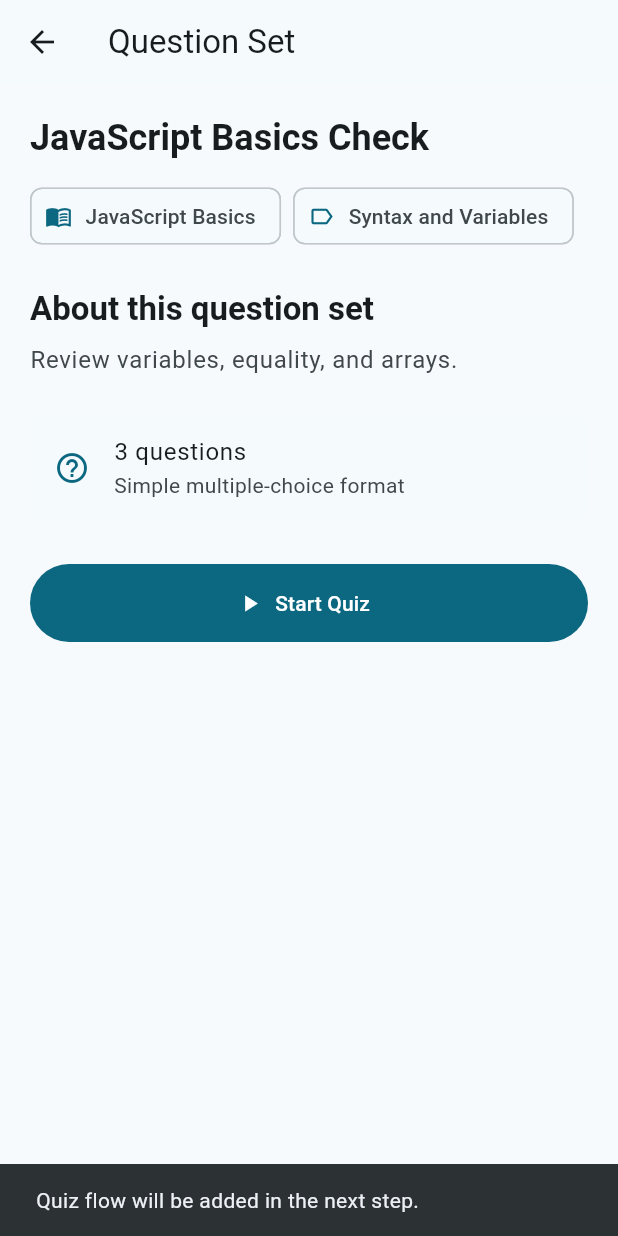
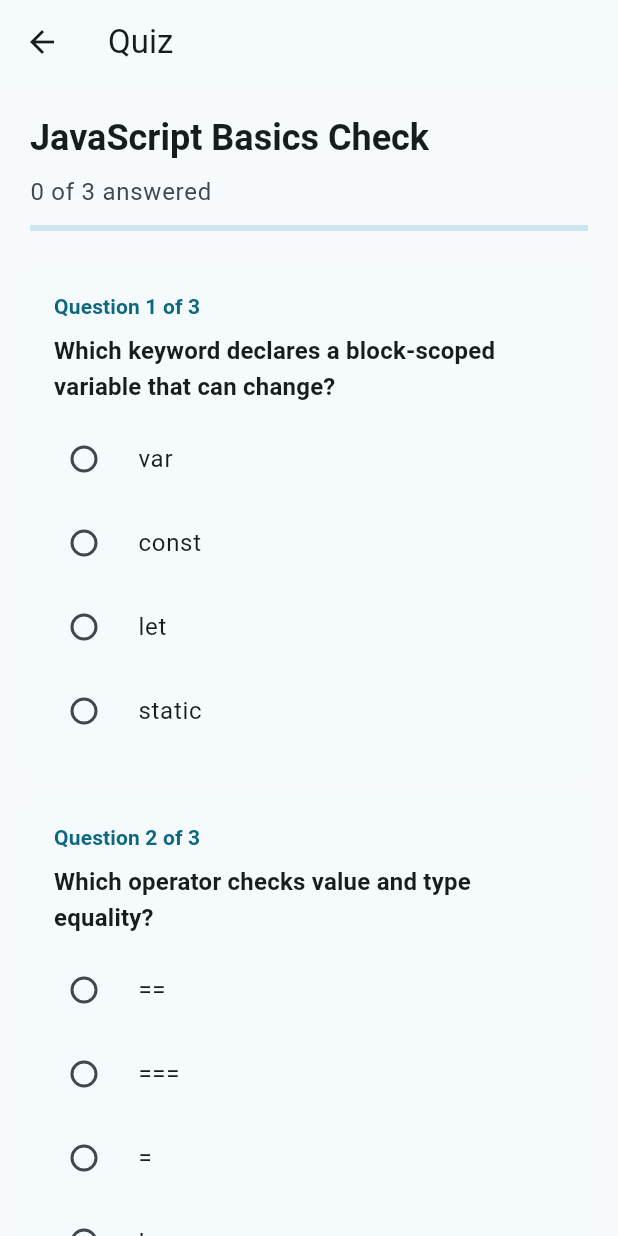
Before and after one commit to toanmuonlamgame/StudyHub, a Flutter app: the QuestionSetDetailScreen screen opened directly with sample values from the repository, after a tap on "Start Quiz", on a phone screen of 412 x 824 dp. Run offline on Flutter 3.47's test engine with Material 3 defaults, Android fonts, the phone set to English and light mode, and no system bars.

Commit message:
feat: add quiz and result flow

```diff
--- a/frontend/lib/features/learning/screens/question_set_detail_screen.dart
+++ b/frontend/lib/features/learning/screens/question_set_detail_screen.dart
@@ -3,6 +3,7 @@ import 'package:flutter/material.dart';
 import '../models/question_set.dart';
 import '../models/subject.dart';
 import '../models/topic.dart';
+import 'quiz_screen.dart';
 
 class QuestionSetDetailScreen extends StatelessWidget {
   const QuestionSetDetailScreen({
@@ -77,7 +78,7 @@ class QuestionSetDetailScreen extends StatelessWidget {
             ),
             const SizedBox(height: 28),
             FilledButton.icon(
-              onPressed: () => _showQuizPlaceholder(context),
+              onPressed: () => _startQuiz(context),
               icon: const Icon(Icons.play_arrow),
               label: const Text('Start Quiz'),
               style: FilledButton.styleFrom(
@@ -90,12 +91,10 @@ class QuestionSetDetailScreen extends StatelessWidget {
     );
   }
 
-  void _showQuizPlaceholder(BuildContext context) {
-    final messenger = ScaffoldMessenger.of(context);
-    messenger.hideCurrentSnackBar();
-    messenger.showSnackBar(
-      const SnackBar(
-        content: Text('Quiz flow will be added in the next step.'),
+  void _startQuiz(BuildContext context) {
+    Navigator.of(context).push(
+      MaterialPageRoute<void>(
+        builder: (context) => QuizScreen(questionSet: questionSet),
       ),
     );
   }
--- /dev/null
+++ b/frontend/lib/features/learning/screens/quiz_result_screen.dart
@@ -0,0 +1,113 @@
+import 'package:flutter/material.dart';
+
+import '../models/question_set.dart';
+import '../models/quiz_result.dart';
+
+class QuizResultScreen extends StatelessWidget {
+  const QuizResultScreen({
+    super.key,
+    required this.questionSet,
+    required this.result,
+  });
+
+  final QuestionSet questionSet;
+  final QuizResult result;
+
+  @override
+  Widget build(BuildContext context) {
+    final theme = Theme.of(context);
+    final score = result.percentageScore.toStringAsFixed(0);
+
+    return Scaffold(
+      appBar: AppBar(title: const Text('Quiz Result')),
+      body: SafeArea(
+        child: ListView(
+          padding: const EdgeInsets.all(20),
+          children: [
+            Text(
+              questionSet.title,
+              style: theme.textTheme.headlineSmall?.copyWith(
+                fontWeight: FontWeight.w700,
+              ),
+            ),
+            const SizedBox(height: 24),
+            Text(
+              '$score%',
+              textAlign: TextAlign.center,
+              style: theme.textTheme.displayMedium?.copyWith(
+                color: theme.colorScheme.primary,
+                fontWeight: FontWeight.w700,
+              ),
+            ),
+            const SizedBox(height: 6),
+            Text(
+              'Your score',
+              textAlign: TextAlign.center,
+              style: theme.textTheme.titleMedium?.copyWith(
+                color: theme.colorScheme.onSurfaceVariant,
+              ),
+            ),
+            const SizedBox(height: 28),
+            Card(
+              color: theme.colorScheme.surface,
+              child: Column(
+                children: [
+                  _ResultRow(
+                    label: 'Correct answers',
+                    value: result.correctCount.toString(),
+                  ),
+                  const Divider(height: 1),
+                  _ResultRow(
+                    label: 'Wrong answers',
+                    value: result.wrongCount.toString(),
+                  ),
+                  const Divider(height: 1),
+                  _ResultRow(
+                    label: 'Total questions',
+                    value: result.totalCount.toString(),
+                  ),
+                ],
+              ),
+            ),
+            const SizedBox(height: 28),
+            FilledButton.icon(
+              onPressed: () => Navigator.of(context).pop(),
+              icon: const Icon(Icons.arrow_back),
+              label: const Text('Back to Question Set'),
+              style: FilledButton.styleFrom(
+                minimumSize: const Size.fromHeight(52),
+              ),
+            ),
+          ],
+        ),
+      ),
+    );
+  }
+}
+
+class _ResultRow extends StatelessWidget {
+  const _ResultRow({required this.label, required this.value});
+
+  final String label;
+  final String value;
+
+  @override
+  Widget build(BuildContext context) {
+    final theme = Theme.of(context);
+
+    return Padding(
+      padding: const EdgeInsets.symmetric(horizontal: 16, vertical: 14),
+      child: Row(
+        children: [
+          Expanded(child: Text(label)),
+          Text(
+            value,
+            style: theme.textTheme.titleMedium?.copyWith(
+              fontWeight: FontWeight.w700,
+            ),
+          ),
+        ],
+      ),
+    );
+  }
+}
--- /dev/null
+++ b/frontend/lib/features/learning/screens/quiz_screen.dart
@@ -0,0 +1,250 @@
+import 'package:flutter/material.dart';
+
+import '../data/mock_learning_data.dart';
+import '../models/answer_option.dart';
+import '../models/question.dart';
+import '../models/question_set.dart';
+import '../models/quiz_result.dart';
+import 'quiz_result_screen.dart';
+
+class QuizScreen extends StatefulWidget {
+  const QuizScreen({super.key, required this.questionSet});
+
+  final QuestionSet questionSet;
+
+  @override
+  State<QuizScreen> createState() => _QuizScreenState();
+}
+
+class _QuizScreenState extends State<QuizScreen> {
+  final Map<String, String> _selectedAnswerIds = {};
+  late final List<Question> _questions;
+  bool _showValidation = false;
+
+  @override
+  void initState() {
+    super.initState();
+    _questions = getQuestionsByQuestionSetId(widget.questionSet.id);
+  }
+
+  @override
+  Widget build(BuildContext context) {
+    final theme = Theme.of(context);
+
+    return Scaffold(
+      appBar: AppBar(title: const Text('Quiz')),
+      body: SafeArea(
+        child: _questions.isEmpty
+            ? const _EmptyQuiz()
+            : ListView(
+                padding: const EdgeInsets.all(20),
+                children: [
+                  Text(
+                    widget.questionSet.title,
+                    style: theme.textTheme.headlineSmall?.copyWith(
+                      fontWeight: FontWeight.w700,
+                    ),
+                  ),
+                  const SizedBox(height: 8),
+                  Text(
+                    '${_selectedAnswerIds.length} of ${_questions.length} answered',
+                    style: theme.textTheme.bodyLarge?.copyWith(
+                      color: theme.colorScheme.onSurfaceVariant,
+                    ),
+                  ),
+                  const SizedBox(height: 10),
+                  LinearProgressIndicator(
+                    value: _selectedAnswerIds.length / _questions.length,
+                  ),
+                  const SizedBox(height: 24),
+                  for (var index = 0; index < _questions.length; index++) ...[
+                    _QuestionCard(
+                      key: ValueKey(_questions[index].id),
+                      question: _questions[index],
+                      questionNumber: index + 1,
+                      totalQuestions: _questions.length,
+                      selectedAnswerId:
+                          _selectedAnswerIds[_questions[index].id],
+                      showError:
+                          _showValidation &&
+                          !_selectedAnswerIds.containsKey(_questions[index].id),
+                      onSelected: (answerOptionId) {
+                        _selectAnswer(_questions[index].id, answerOptionId);
+                      },
+                    ),
+                    const SizedBox(height: 14),
+                  ],
+                  const SizedBox(height: 6),
+                  FilledButton.icon(
+                    onPressed: _submitQuiz,
+                    icon: const Icon(Icons.check),
+                    label: const Text('Submit Quiz'),
+                    style: FilledButton.styleFrom(
+                      minimumSize: const Size.fromHeight(52),
+                    ),
+                  ),
+                ],
+              ),
+      ),
+    );
+  }
+
+  void _selectAnswer(String questionId, String answerOptionId) {
+    setState(() {
+      _selectedAnswerIds[questionId] = answerOptionId;
+    });
+  }
+
+  void _submitQuiz() {
+    if (_selectedAnswerIds.length != _questions.length) {
+      setState(() {
+        _showValidation = true;
+      });
+
+      final messenger = ScaffoldMessenger.of(context);
+      messenger.hideCurrentSnackBar();
+      messenger.showSnackBar(
+        const SnackBar(
+          content: Text('Answer every question before submitting.'),
+        ),
+      );
+      return;
+    }
+
+    var correctCount = 0;
+
+    for (final question in _questions) {
+      final selectedAnswerId = _selectedAnswerIds[question.id];
+
+      for (final answerOption in question.answerOptions) {
+        if (answerOption.id == selectedAnswerId && answerOption.isCorrect) {
+          correctCount++;
+          break;
+        }
+      }
+    }
+
+    final totalCount = _questions.length;
+    final result = QuizResult(
+      questionSetId: widget.questionSet.id,
+      correctCount: correctCount,
+      wrongCount: totalCount - correctCount,
+      totalCount: totalCount,
+      percentageScore: correctCount / totalCount * 100,
+    );
+
+    Navigator.of(context).pushReplacement(
+      MaterialPageRoute<void>(
+        builder: (context) =>
+            QuizResultScreen(questionSet: widget.questionSet, result: result),
+      ),
+    );
+  }
+}
+
+class _QuestionCard extends StatelessWidget {
+  const _QuestionCard({
+    super.key,
+    required this.question,
+    required this.questionNumber,
+    required this.totalQuestions,
+    required this.selectedAnswerId,
+    required this.showError,
+    required this.onSelected,
+  });
+
+  final Question question;
+  final int questionNumber;
+  final int totalQuestions;
+  final String? selectedAnswerId;
+  final bool showError;
+  final ValueChanged<String> onSelected;
+
+  @override
+  Widget build(BuildContext context) {
+    final theme = Theme.of(context);
+
+    return Card(
+      color: theme.colorScheme.surface,
+      child: Padding(
+        padding: const EdgeInsets.all(16),
+        child: Column(
+          crossAxisAlignment: CrossAxisAlignment.start,
+          children: [
+            Text(
+              'Question $questionNumber of $totalQuestions',
+              style: theme.textTheme.labelLarge?.copyWith(
+                color: theme.colorScheme.primary,
+                fontWeight: FontWeight.w600,
+              ),
+            ),
+            const SizedBox(height: 8),
+            Text(
+              question.text,
+              style: theme.textTheme.titleMedium?.copyWith(
+                fontWeight: FontWeight.w700,
+              ),
+            ),
+            const SizedBox(height: 8),
+            RadioGroup<String>(
+              groupValue: selectedAnswerId,
+              onChanged: (value) {
+                if (value != null) {
+                  onSelected(value);
+                }
+              },
+              child: Column(
+                children: [
+                  for (final answerOption in question.answerOptions)
+                    _AnswerOptionTile(answerOption: answerOption),
+                ],
+              ),
+            ),
+            if (showError) ...[
+              const SizedBox(height: 4),
+              Text(
+                'Choose one answer.',
+                style: theme.textTheme.bodySmall?.copyWith(
+                  color: theme.colorScheme.error,
+                  fontWeight: FontWeight.w600,
+                ),
+              ),
+            ],
+          ],
+        ),
+      ),
+    );
+  }
+}
+
+class _AnswerOptionTile extends StatelessWidget {
+  const _AnswerOptionTile({required this.answerOption});
+
+  final AnswerOption answerOption;
+
+  @override
+  Widget build(BuildContext context) {
+    return RadioListTile<String>(
+      value: answerOption.id,
+      contentPadding: EdgeInsets.zero,
+      title: Text(answerOption.text),
+    );
+  }
+}
+
+class _EmptyQuiz extends StatelessWidget {
+  const _EmptyQuiz();
+
+  @override
+  Widget build(BuildContext context) {
+    return const Center(
+      child: Padding(
+        padding: EdgeInsets.all(24),
+        child: Text(
+          'This question set does not have any questions yet.',
+          textAlign: TextAlign.center,
+        ),
+      ),
+    );
+  }
+}
```
